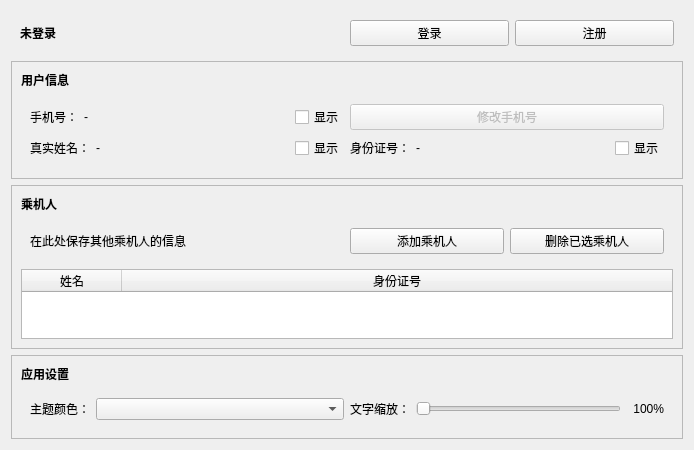
Before: the Qt Designer form FlightTicketClient/pages/ProfilePage/ProfilePage.ui in n-ss1m-1/FlightTicketSystem, drawn with Qt 5.
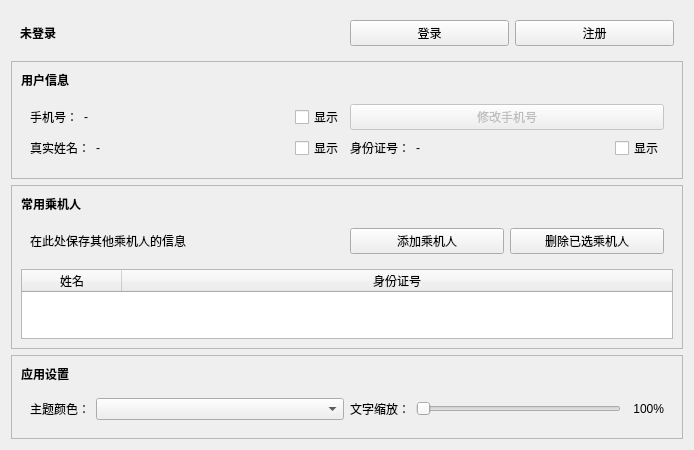
After: the same form once the commit is applied.

Commit message: 完成乘机人机制

What changed in the file:
```diff
--- a/FlightTicketClient/pages/ProfilePage/ProfilePage.ui
+++ b/FlightTicketClient/pages/ProfilePage/ProfilePage.ui
@@ -245,7 +245,7 @@
          </font>
         </property>
         <property name="text">
-         <string>乘机人</string>
+         <string>常用乘机人</string>
         </property>
        </widget>
       </item>
```
The commit also changes 15 other files.
